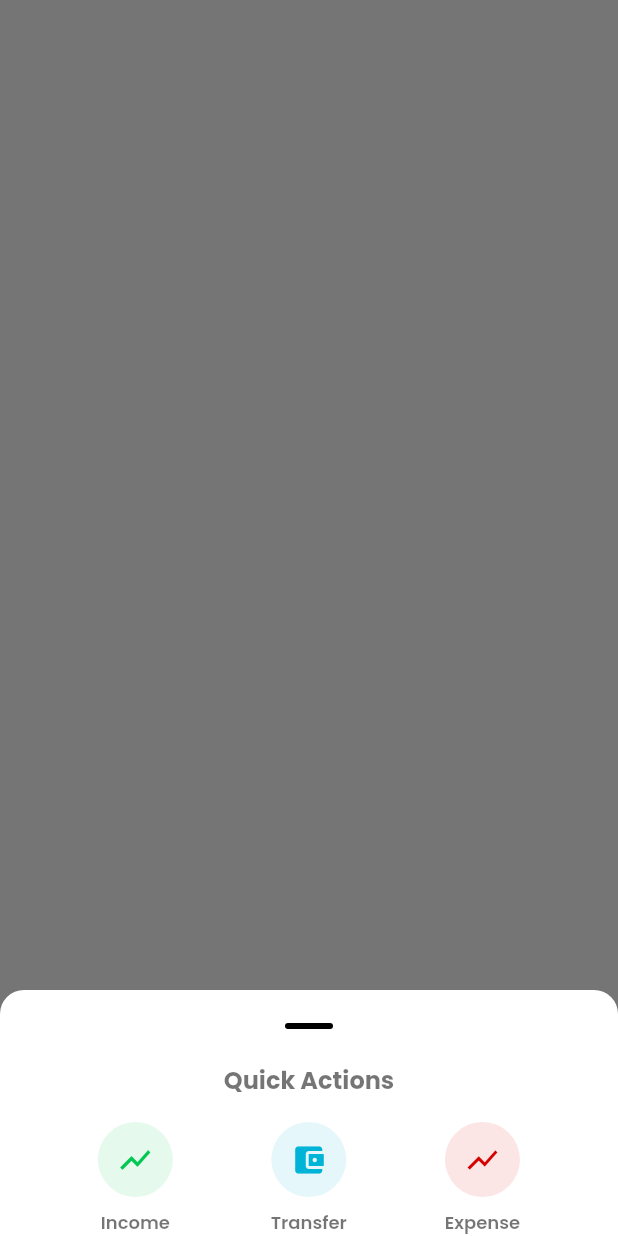
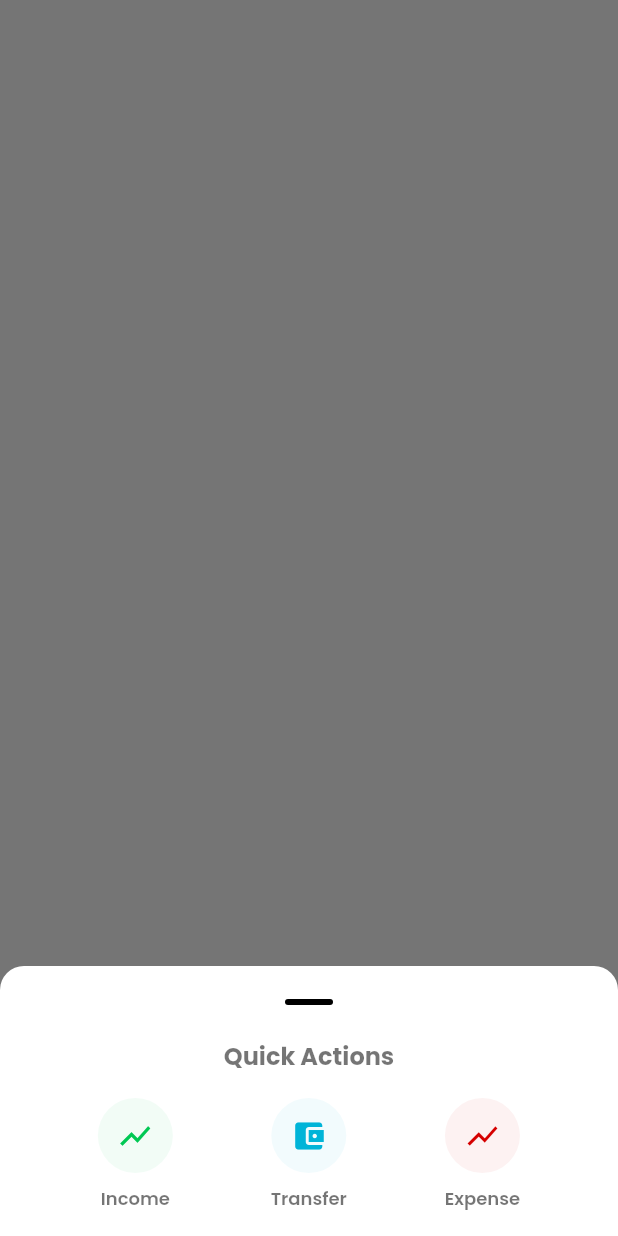
Before and after one commit to KenStarry/Budgetly, a Flutter app: what showHomeBottomSheet() shows on an empty page, opened directly, on a phone screen of 412 x 824 dp. Run offline on Flutter 3.47's test engine with Material 2 defaults, Android fonts, the light colour scheme and no system bars; our stand-ins replace flutter_slidable, get, get_it, hive, hive_flutter, lottie and 1 more; missing offline and left inert: dart:ffi; accounts and stored records are empty.

Commit message:
Redesigned home bottom sheet

```diff
--- a/lib/features/feature_main/presentation/components/bottom_sheets/home_sheet/home_bottom_sheet.dart
+++ b/lib/features/feature_main/presentation/components/bottom_sheets/home_sheet/home_bottom_sheet.dart
@@ -47,7 +47,11 @@ void showHomeBottomSheet(BuildContext context) => showModalBottomSheet(
                             onTap: () {},
                           ),
                         ],
-                      )
+                      ),
+
+                      const SizedBox(
+                        height: 16,
+                      ),
                     ],
                   )
                 ],
--- a/lib/features/feature_main/presentation/components/bottom_sheets/home_sheet/quick_action_pill.dart
+++ b/lib/features/feature_main/presentation/components/bottom_sheets/home_sheet/quick_action_pill.dart
@@ -24,7 +24,7 @@ class QuickActionPill extends StatelessWidget {
             width: 50,
             height: 50,
             decoration: BoxDecoration(
-              color: pillColor.withOpacity(0.1),
+              color: pillColor.withOpacity(0.05),
               borderRadius: BorderRadius.circular(50)
             ),
             child: Icon(pillIcon, size: 24, color: pillColor,),
```
